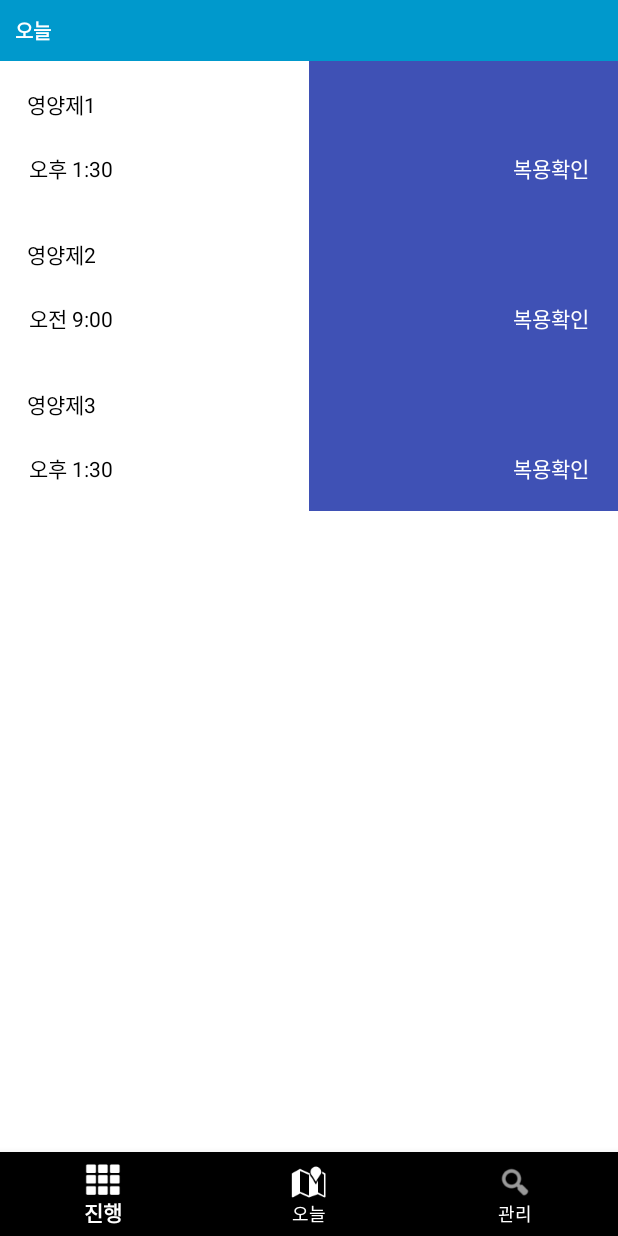
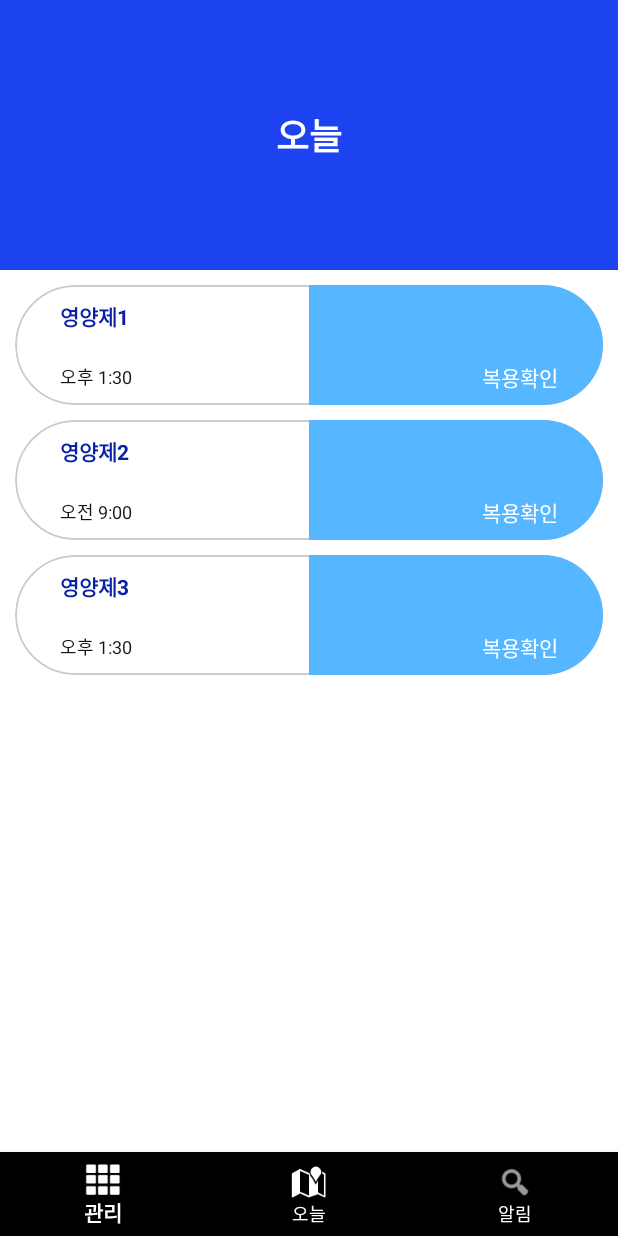
Before and after one commit to JeonK1/MediTime, an Android app: the screen it shows after launch (MainActivity), on a phone screen of 412 x 824 dp. Run offline under Robolectric (Android 15) with nearby library versions, the phone set to English and light mode, and no system bars.

Commit message:
Today 화면 만드는 중입니다.
현재 일단 '오늘'화면부분 디자인, 세 개의 주요 화면 부분 디자인을 했습니다. 생각보다 디자인 힘드네요 !! ㅠ 더 개선할 수 있다면 하겠습니다. 9시30분까지는 관리 파트 추가해보고 추가로 약품 추가 부분도 디자인 할 수 있으면 하겠습니다.
-8:00

```diff
--- a/MediTime/app/src/main/java/com/example/meditime/Adapter/TodayAdapter.kt
+++ b/MediTime/app/src/main/java/com/example/meditime/Adapter/TodayAdapter.kt
@@ -43,6 +43,8 @@ class TodayAdapter(val items: ArrayList<TodayInfo>) :
     ): TodayAdapter.MyViewHolder {
         val v = LayoutInflater.from(parent.context)
             .inflate(R.layout.item_today_alarm, parent, false)
+        v.apply { clipToOutline = true }
+
         return MyViewHolder(v)
     }
 
--- a/MediTime/app/src/main/res/drawable/round_shape.xml
+++ b/MediTime/app/src/main/res/drawable/round_shape.xml
@@ -1,4 +1,9 @@
 <?xml version="1.0" encoding="utf-8"?>
-<selector xmlns:android="http://schemas.android.com/apk/res/android">
+<shape xmlns:android="http://schemas.android.com/apk/res/android"
+    android:shape="rectangle">
 
-</selector>
+    <solid android:color="@null" />
+    <stroke android:color="#CCCCCC" android:width="1.4dp" />
+    <corners android:radius="100dp"/>
+
+</shape>
--- a/MediTime/app/src/main/res/layout/activity_main.xml
+++ b/MediTime/app/src/main/res/layout/activity_main.xml
@@ -14,18 +14,22 @@
         <LinearLayout
             android:id="@+id/tv_topMenu_wrapper"
             android:layout_width="match_parent"
-            android:layout_height="wrap_content"
+            android:layout_height="180dp"
             android:layout_alignParentTop="true"
-            android:background="@android:color/holo_blue_dark"
+            android:gravity="center"
             android:orientation="vertical"
-            android:padding="10dp">
+            android:padding="10dp"
+            style="@style/style_nav_button"
+            >
 
             <TextView
                 android:id="@+id/tv_topMenu"
                 android:layout_width="wrap_content"
                 android:layout_height="wrap_content"
+
                 android:textColor="@android:color/white"
-                android:textSize="13dp"
+                android:text="오늘"
+                android:textSize="24dp"
                 android:textStyle="bold" />
         </LinearLayout>
 
--- a/MediTime/app/src/main/res/layout/item_today_alarm.xml
+++ b/MediTime/app/src/main/res/layout/item_today_alarm.xml
@@ -3,23 +3,31 @@
     xmlns:app="http://schemas.android.com/apk/res-auto"
     xmlns:tools="http://schemas.android.com/tools"
     android:layout_width="match_parent"
-    android:layout_height="100dp"
-    android:orientation="horizontal">
+    android:layout_height="80dp"
+    android:orientation="horizontal"
+    android:background="@drawable/round_shape"
+    android:layout_marginTop="10dp"
+    android:layout_marginLeft="10dp"
+    android:layout_marginRight="10dp"
+    >
 
         <FrameLayout
             android:layout_width="match_parent"
             android:layout_height="match_parent"
-        android:layout_weight="1">
+            android:layout_weight="1"
+            >
 
             <TextView
                 android:id="@+id/TodayItem_mediName"
                 android:layout_width="wrap_content"
                 android:layout_height="wrap_content"
                 android:layout_gravity="left|top"
-            android:layout_marginTop="18dp"
-            android:layout_marginLeft="18dp"
+                android:layout_marginTop="10dp"
+                android:layout_marginLeft="30dp"
                 android:text="알람 제목"
-            android:textColor="@android:color/black"
+                android:textSize="14dp"
+                android:textStyle="bold"
+                android:textColor="#0720A6"
                 app:layout_constraintTop_toTopOf="parent"
                 tools:ignore="MissingConstraints" />
             <TextView
@@ -27,31 +35,30 @@
                 android:layout_width="wrap_content"
                 android:layout_height="wrap_content"
                 android:layout_gravity="left|bottom"
-            android:layout_marginLeft="19dp"
-            android:layout_marginBottom="18dp"
+                android:layout_marginLeft="30dp"
+                android:layout_marginBottom="10dp"
                 android:text="매일-오전8:00"
-            android:textColor="@android:color/black" />
+                android:textSize="12dp"
+                android:textColor="#131313" />
 
         </FrameLayout>
         <FrameLayout
             android:layout_width="match_parent"
             android:layout_height="match_parent"
             android:layout_weight="1"
-        android:background="#3F51B5"
+            android:background="#56B6FF"
             >
             <TextView
                 android:id="@+id/TodayItem_takeCheck"
                 android:layout_width="wrap_content"
                 android:layout_height="wrap_content"
                 android:layout_gravity="right|bottom"
-            android:layout_marginRight="19dp"
-            android:layout_marginBottom="18dp"
+                android:layout_marginRight="30dp"
+                android:layout_marginBottom="8dp"
                 android:layout_weight="1"
                 android:text="복용확인"
+                android:textSize="14dp"
                 android:textColor="#ffffff" />
         </FrameLayout>
 
-
-
-
 </LinearLayout>
--- a/MediTime/app/src/main/res/menu/navigation.xml
+++ b/MediTime/app/src/main/res/menu/navigation.xml
@@ -3,7 +3,7 @@
     <item
         android:id="@+id/navigation_first"
         android:icon="@android:drawable/ic_dialog_dialer"
-        android:title="진행" />
+        android:title="관리" />
     <item
         android:id="@+id/navigation_second"
         android:icon="@android:drawable/ic_dialog_map"
@@ -11,5 +11,5 @@
     <item
         android:id="@+id/navigation_third"
         android:icon="@android:drawable/ic_menu_search"
-        android:title="관리" />
+        android:title="알림" />
 </menu>
--- a/MediTime/app/src/main/res/values/colors.xml
+++ b/MediTime/app/src/main/res/values/colors.xml
@@ -3,13 +3,13 @@
     <color name="colorPrimary">#6200EE</color>
     <color name="colorPrimaryDark">#3700B3</color>
     <color name="colorAccent">#03DAC5</color>
-
     <color name="colorWhite">#ffffff</color>
     <color name="colorBlack">#000000</color>
     <color name="colorGray">#E0E0E0</color>
     <color name="colorGrayDark">#D0D0D0</color>
     <color name="colorGrayDark2">#A0A0A0</color>
     <color name="colorBlue">#0070C0</color>
+    <color name="colorBlue2">#1D43F1</color>
     <color name="colorBlueLight">#7BC3F9</color>
     <color name="colorGreen">#5DB075</color>
 
--- a/MediTime/app/src/main/res/values/styles.xml
+++ b/MediTime/app/src/main/res/values/styles.xml
@@ -14,6 +14,15 @@
         <item name="android:textColor">@color/colorWhite</item>
         <item name="android:textSize">25dp</item>
     </style>
+
+    <style name="style_nav_button">
+        <item name="android:background">@color/colorBlue2</item>
+        <item name="fontFamily">@font/inter_semibold</item>
+        <item name="android:textColor">@color/colorWhite</item>
+        <item name="android:textSize">24dp</item>
+    </style>
+
+
     <style name="style_bold_button_round">
         <item name="android:background">@drawable/btn_rect_round2_blue</item>
         <item name="fontFamily">@font/inter_semibold</item>
```
Lines whose indentation alone changed are shown as unchanged.
